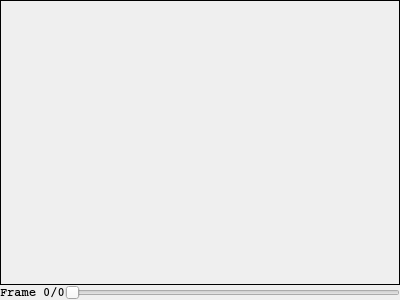
First picture: the form in ui/maindialog.ui, repository altaris/gifreader, before the edit.
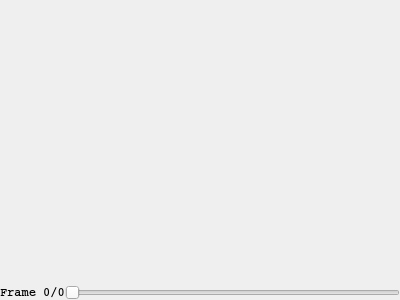
Second picture: the form after the edit.

Diff of the .ui file:
```diff
--- a/ui/maindialog.ui
+++ b/ui/maindialog.ui
@@ -44,9 +44,6 @@
        <bold>true</bold>
       </font>
      </property>
-     <property name="frameShape">
-      <enum>QFrame::Box</enum>
-     </property>
      <property name="text">
       <string/>
      </property>
```
Left out of the diff: 23 changed lines with no effect on the pictures. Lines whose indentation alone changed are shown as unchanged.
